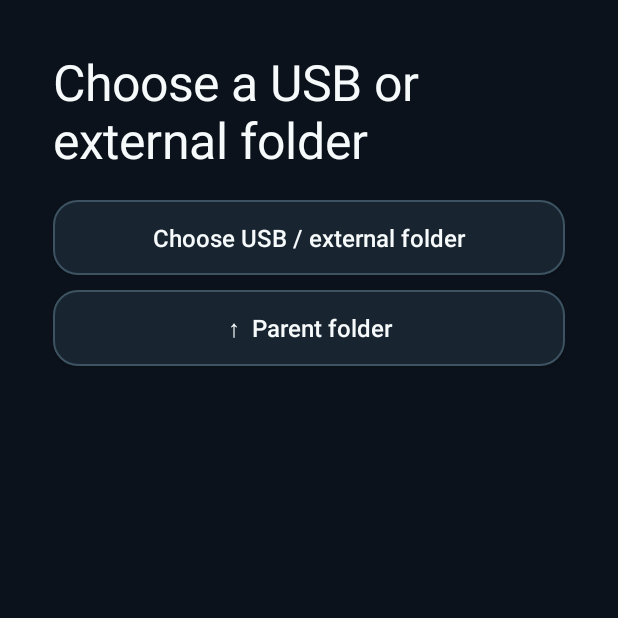
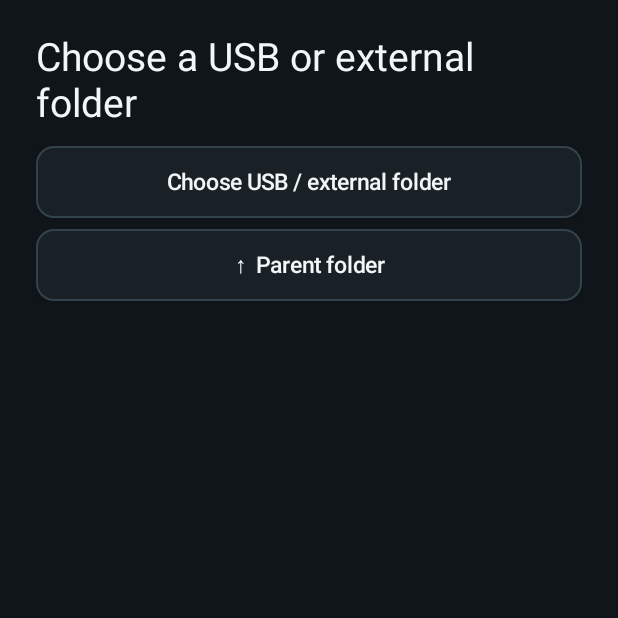
Before and after one commit to Subaru771/EDO, an Android app: the screen it shows after launch (ExternalStorageActivity), after a tap on "▤ USB & storage", on a phone screen of 412 x 824 dp, the top half of it. Run offline under Robolectric (Android 15) with nearby library versions, the phone set to English and light mode, and no system bars; 2 other taps on this screen came first.

Commit message:
design(tv): streamline ExternalStorageActivity screen

```diff
--- a/app/src/main/java/com/dropwave/tv/ExternalStorageActivity.java
+++ b/app/src/main/java/com/dropwave/tv/ExternalStorageActivity.java
@@ -15,12 +15,12 @@ import java.util.*;
 /** SAF-based USB/external folder browser. No unrestricted storage permission is needed. */
 public final class ExternalStorageActivity extends Activity {
     private static final int PICK_TREE=6304;
-    private static final int BG=Color.rgb(11,18,27), PANEL=Color.rgb(24,37,49);
-    private static final int BORDER=Color.rgb(61,83,97), WHITE=Color.rgb(246,250,251);
+    private static final int BG=Color.rgb(16,21,26), PANEL=Color.rgb(25,33,39);
+    private static final int BORDER=Color.rgb(52,67,75), WHITE=Color.rgb(242,246,247);
     private int dp(float v){return (int)(v*getResources().getDisplayMetrics().density+0.5f);}
     private android.graphics.drawable.GradientDrawable surface(int fill,int border){
         android.graphics.drawable.GradientDrawable d=new android.graphics.drawable.GradientDrawable();
-        d.setColor(fill);d.setCornerRadius(dp(16));d.setStroke(dp(1),border);return d;
+        d.setColor(fill);d.setCornerRadius(dp(11));d.setStroke(dp(1),border);return d;
     }
     private final Handler main=new Handler(Looper.getMainLooper());
     private LinearLayout content;private Uri tree;private String documentId,displayPath="External storage";
@@ -29,8 +29,8 @@ public final class ExternalStorageActivity extends Activity {
     private final Deque<String> parentIds=new ArrayDeque<>();
     private final Deque<String> pathStack=new ArrayDeque<>();
     @Override public void onCreate(Bundle state){super.onCreate(state);exportId=getIntent().getStringExtra("exportId");
-        ScrollView scroll=new ScrollView(this);scroll.setBackgroundColor(BG);content=new LinearLayout(this);content.setOrientation(1);content.setPadding(dp(35),dp(32),dp(35),dp(42));scroll.addView(content);
-        title=new TextView(this);title.setTextSize(33);title.setTextColor(WHITE);title.setPadding(0,0,0,dp(18));content.addView(title);
+        ScrollView scroll=new ScrollView(this);scroll.setBackgroundColor(BG);content=new LinearLayout(this);content.setOrientation(1);content.setPadding(dp(24),dp(19),dp(24),dp(25));scroll.addView(content);
+        title=new TextView(this);title.setTextSize(26);title.setTextColor(WHITE);title.setPadding(0,0,0,dp(12));content.addView(title);
         Button pick=button("Choose USB / external folder",this::chooseTree);content.addView(pick);
         Button back=button("↑  Parent folder",this::up);content.addView(back);
         Button save=button("Copy selected TV file here",this::exportHere);content.addView(save);save.setVisibility(exportId==null?View.GONE:View.VISIBLE);
@@ -41,9 +41,9 @@ public final class ExternalStorageActivity extends Activity {
     }
     private Button button(String name,Runnable handler){
         Button b=new Button(this);b.setAllCaps(false);b.setText(name);b.setFocusable(true);
-        b.setTextSize(16);b.setTextColor(WHITE);b.setPadding(dp(16),dp(14),dp(16),dp(14));
+        b.setTextSize(15);b.setTextColor(WHITE);b.setPadding(dp(13),dp(10),dp(13),dp(10));
         b.setBackground(surface(PANEL,BORDER));
-        LinearLayout.LayoutParams lp=new LinearLayout.LayoutParams(-1,-2);lp.setMargins(0,0,0,dp(10));b.setLayoutParams(lp);
+        LinearLayout.LayoutParams lp=new LinearLayout.LayoutParams(-1,-2);lp.setMargins(0,0,0,dp(7));b.setLayoutParams(lp);
         b.setOnFocusChangeListener((v,focus)->{b.setBackground(surface(focus?WHITE:PANEL,focus?WHITE:BORDER));b.setTextColor(focus?BG:WHITE);});
         b.setOnClickListener(v->handler.run());return b;
     }
```
